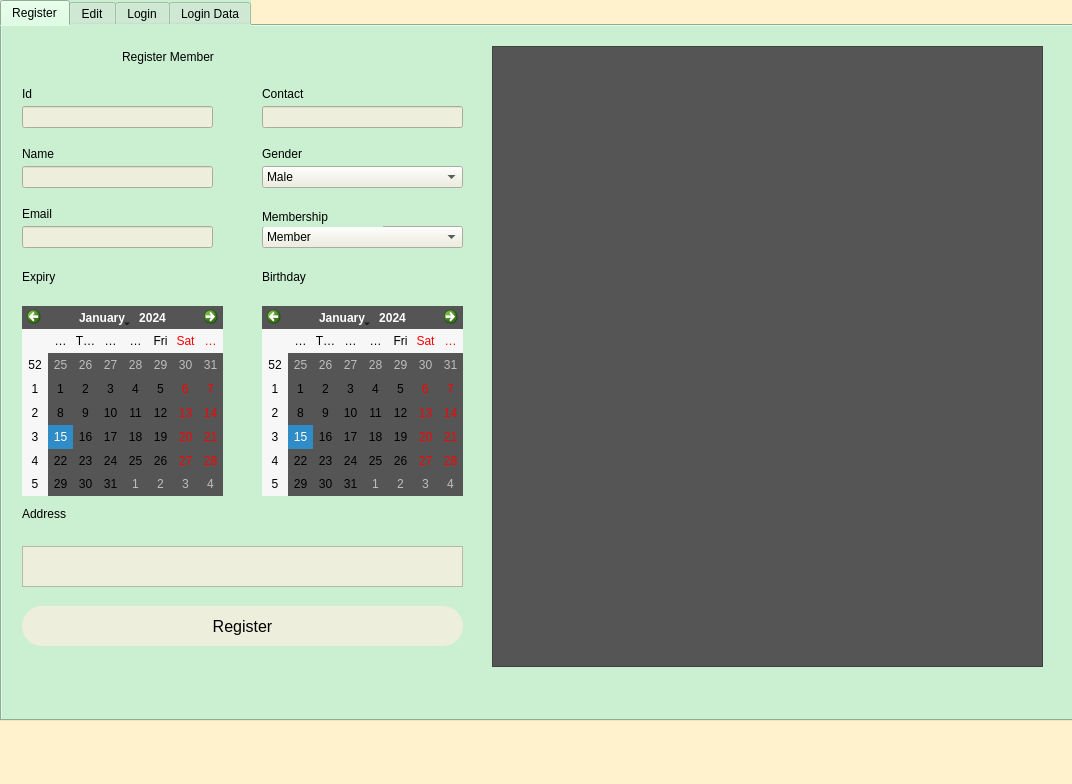
francisganapin/Gym-System-7-13-2024, file gym.ui: the form before one commit.
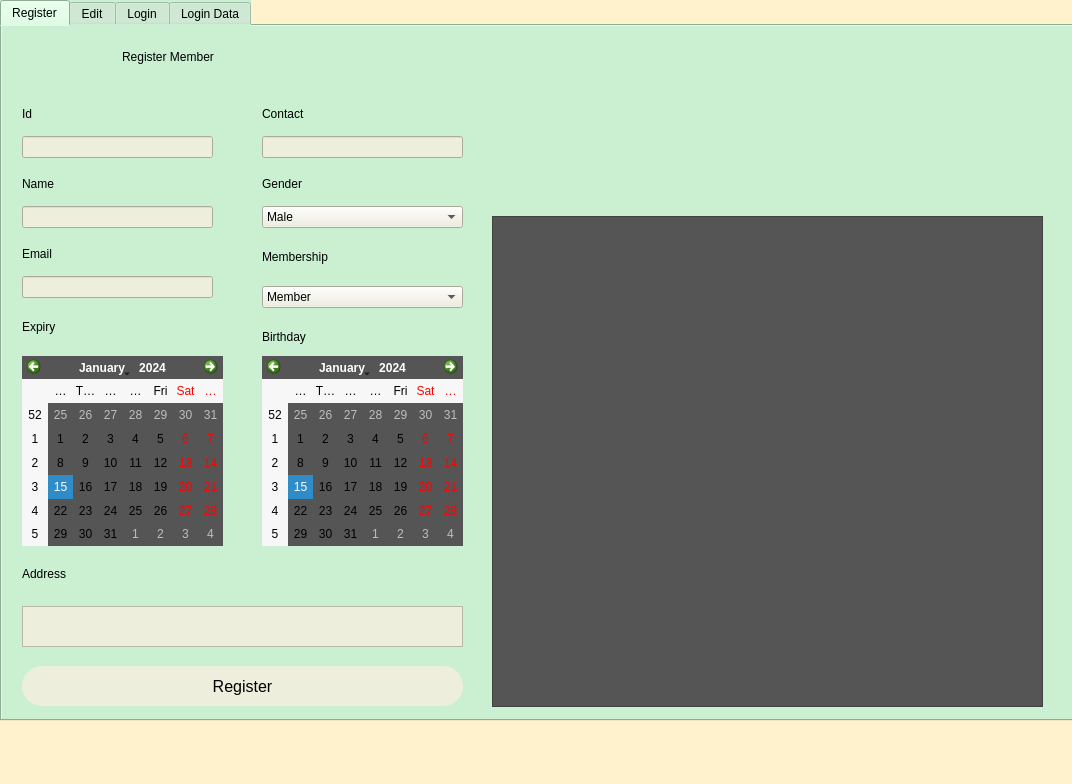
The form after the commit. The open tabs and pages were chosen to show the change.

What changed in the file:
```diff
--- a/gym.ui
+++ b/gym.ui
@@ -73,7 +73,7 @@
       <property name="geometry">
        <rect>
         <x>20</x>
-        <y>200</y>
+        <y>250</y>
         <width>191</width>
         <height>22</height>
        </rect>
@@ -89,7 +89,7 @@
       <property name="geometry">
        <rect>
         <x>20</x>
-        <y>180</y>
+        <y>220</y>
         <width>49</width>
         <height>16</height>
        </rect>
@@ -105,7 +105,7 @@
       <property name="geometry">
        <rect>
         <x>260</x>
-        <y>140</y>
+        <y>180</y>
         <width>201</width>
         <height>22</height>
        </rect>
@@ -128,7 +128,7 @@
       <property name="geometry">
        <rect>
         <x>260</x>
-        <y>200</y>
+        <y>260</y>
         <width>201</width>
         <height>22</height>
        </rect>
@@ -151,7 +151,7 @@
       <property name="geometry">
        <rect>
         <x>20</x>
-        <y>60</y>
+        <y>80</y>
         <width>49</width>
         <height>16</height>
        </rect>
@@ -167,7 +167,7 @@
       <property name="geometry">
        <rect>
         <x>260</x>
-        <y>180</y>
+        <y>220</y>
         <width>121</width>
         <height>21</height>
        </rect>
@@ -183,7 +183,7 @@
       <property name="geometry">
        <rect>
         <x>20</x>
-        <y>140</y>
+        <y>180</y>
         <width>191</width>
         <height>22</height>
        </rect>
@@ -196,7 +196,7 @@
       <property name="geometry">
        <rect>
         <x>260</x>
-        <y>60</y>
+        <y>80</y>
         <width>121</width>
         <height>16</height>
        </rect>
@@ -213,7 +213,7 @@
       <property name="geometry">
        <rect>
         <x>20</x>
-        <y>80</y>
+        <y>110</y>
         <width>191</width>
         <height>22</height>
        </rect>
@@ -226,7 +226,7 @@
       <property name="geometry">
        <rect>
         <x>260</x>
-        <y>120</y>
+        <y>150</y>
         <width>101</width>
         <height>16</height>
        </rect>
@@ -242,7 +242,7 @@
       <property name="geometry">
        <rect>
         <x>260</x>
-        <y>80</y>
+        <y>110</y>
         <width>201</width>
         <height>22</height>
        </rect>
@@ -255,7 +255,7 @@
       <property name="geometry">
        <rect>
         <x>260</x>
-        <y>280</y>
+        <y>330</y>
         <width>201</width>
         <height>190</height>
        </rect>
@@ -268,7 +268,7 @@
       <property name="geometry">
        <rect>
         <x>20</x>
-        <y>280</y>
+        <y>330</y>
         <width>201</width>
         <height>190</height>
        </rect>
@@ -281,7 +281,7 @@
       <property name="geometry">
        <rect>
         <x>20</x>
-        <y>120</y>
+        <y>150</y>
         <width>49</width>
         <height>16</height>
        </rect>
@@ -297,7 +297,7 @@
       <property name="geometry">
        <rect>
         <x>20</x>
-        <y>480</y>
+        <y>540</y>
         <width>121</width>
         <height>16</height>
        </rect>
@@ -313,7 +313,7 @@
       <property name="geometry">
        <rect>
         <x>20</x>
-        <y>580</y>
+        <y>640</y>
         <width>441</width>
         <height>40</height>
        </rect>
@@ -338,9 +338,9 @@
       <property name="geometry">
        <rect>
         <x>490</x>
-        <y>20</y>
+        <y>190</y>
         <width>551</width>
-        <height>621</height>
+        <height>491</height>
        </rect>
       </property>
       <property name="styleSheet">
@@ -351,7 +351,7 @@
       <property name="geometry">
        <rect>
         <x>20</x>
-        <y>520</y>
+        <y>580</y>
         <width>441</width>
         <height>41</height>
        </rect>
@@ -381,7 +381,7 @@
       <property name="geometry">
        <rect>
         <x>20</x>
-        <y>240</y>
+        <y>290</y>
         <width>121</width>
         <height>21</height>
        </rect>
@@ -397,7 +397,7 @@
       <property name="geometry">
        <rect>
         <x>260</x>
-        <y>240</y>
+        <y>300</y>
         <width>121</width>
         <height>21</height>
        </rect>
@@ -409,6 +409,22 @@
        <string>Birthday</string>
       </property>
      </widget>
+     <widget class="QLabel" name="image_label_2">
+      <property name="geometry">
+       <rect>
+        <x>540</x>
+        <y>40</y>
+        <width>471</width>
+        <height>121</height>
+       </rect>
+      </property>
+      <property name="styleSheet">
+       <string notr="true">font: 900 italic 18pt &quot;Segoe UI&quot;;</string>
+      </property>
+      <property name="text">
+       <string/>
+      </property>
+     </widget>
     </widget>
     <widget class="QWidget" name="tab_2">
      <attribute name="title">
```
Left out of the diff: 2 changed lines with no effect on the pictures.
